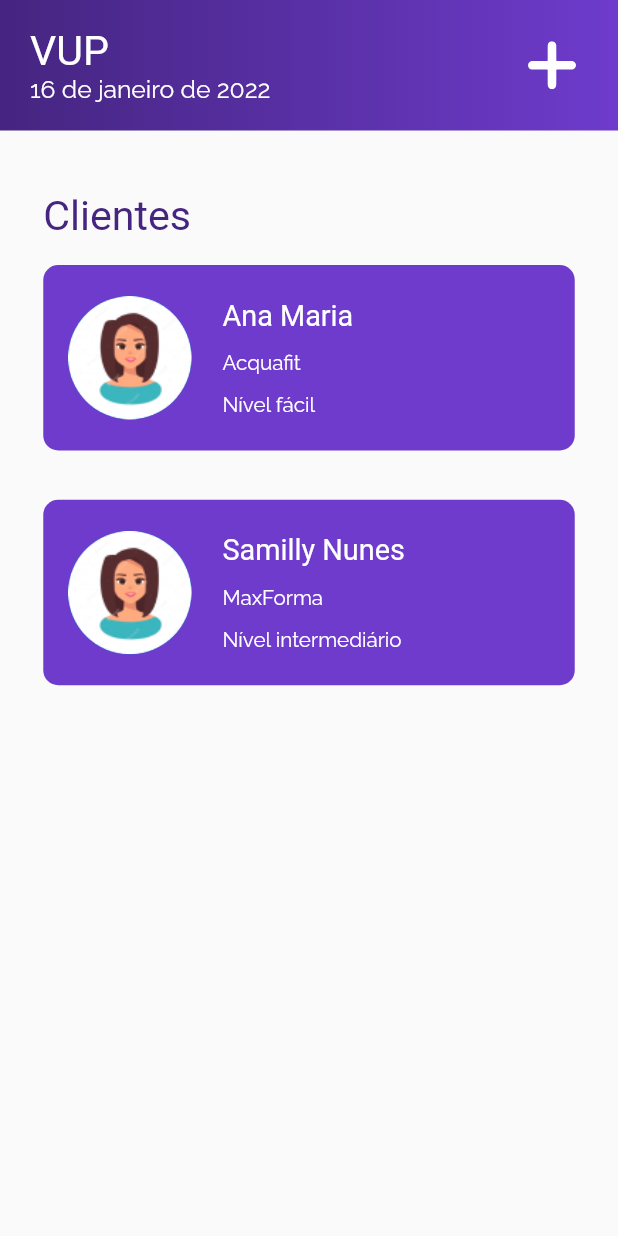
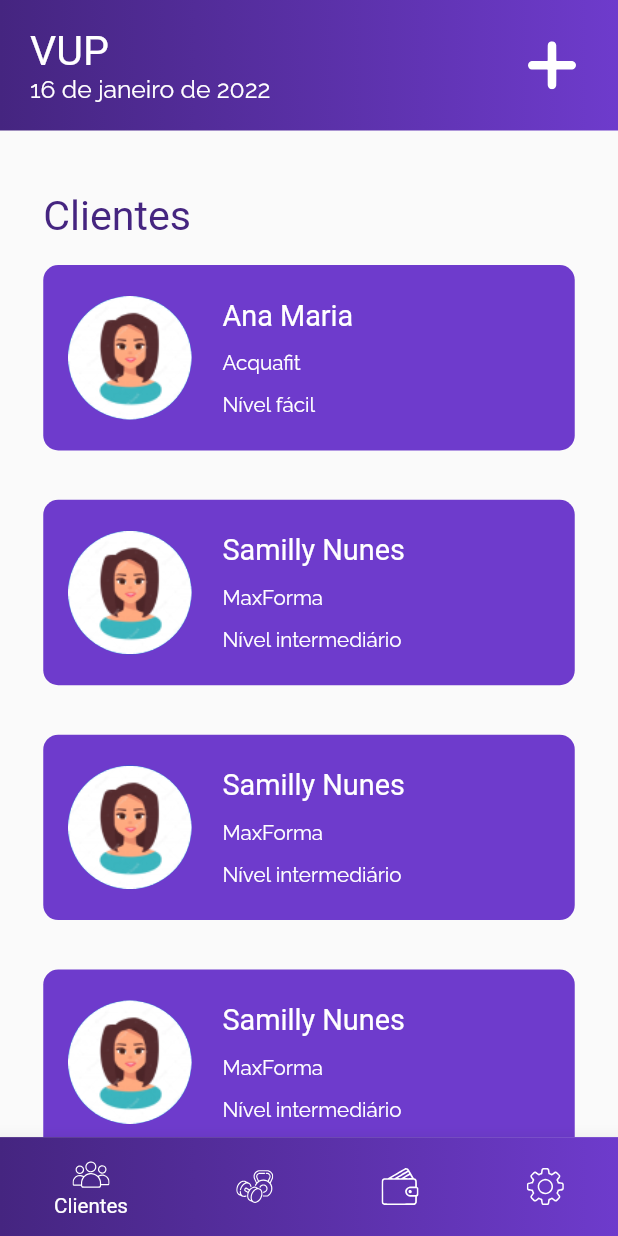
Before and after one commit to SamillyNunes/vup, a Flutter app: the screen it shows after launch, on a phone screen of 412 x 824 dp. Run offline on Flutter 3.47's test engine with Material 2 defaults, Android fonts, the phone set to English and light mode, and no system bars; our stand-ins replace flutter_svg, google_fonts, sizer.

Commit message:
Bottom menu bar created and adjustments on home view

```diff
--- /dev/null
+++ b/lib/presentation/shared/widgets/bottom_menu/bottom_menu.dart
@@ -0,0 +1,58 @@
+import 'package:flutter/material.dart';
+import 'package:flutter_svg/flutter_svg.dart';
+import 'package:sizer/sizer.dart';
+
+import 'package:vup/presentation/core/app_colors.dart';
+import 'package:vup/presentation/core/app_images.dart';
+import 'package:vup/presentation/core/app_text_styles.dart';
+
+import 'bottom_menu_buttom.dart';
+
+class BottomMenu extends StatelessWidget {
+  const BottomMenu({Key? key}) : super(key: key);
+
+  @override
+  Widget build(BuildContext context) {
+    return Material(
+      elevation: 11,
+      child: Container(
+        height: 8.h,
+        decoration: const BoxDecoration(
+          gradient: LinearGradient(
+            colors: [
+              AppColors.purplew200,
+              AppColors.purplew300,
+            ],
+          ),
+        ),
+        child: Row(
+          mainAxisAlignment: MainAxisAlignment.spaceAround,
+          crossAxisAlignment: CrossAxisAlignment.center,
+          children: [
+            BottomMenuButton(
+              name: "Clientes",
+              icon: AppImages.groupIcon,
+              onTapped: () {},
+              isActive: true,
+            ),
+            BottomMenuButton(
+              name: "Exercícios",
+              icon: AppImages.haltersIcon,
+              onTapped: () {},
+            ),
+            BottomMenuButton(
+              name: "Carteira",
+              icon: AppImages.walletIcon,
+              onTapped: () {},
+            ),
+            BottomMenuButton(
+              name: "Configurações",
+              icon: AppImages.settingsIcon,
+              onTapped: () {},
+            ),
+          ],
+        ),
+      ),
+    );
+  }
+}
--- /dev/null
+++ b/lib/presentation/shared/widgets/bottom_menu/bottom_menu_buttom.dart
@@ -0,0 +1,42 @@
+import 'package:flutter/material.dart';
+import 'package:flutter_svg/flutter_svg.dart';
+import 'package:sizer/sizer.dart';
+import 'package:vup/presentation/core/app_colors.dart';
+import 'package:vup/presentation/core/app_text_styles.dart';
+
+class BottomMenuButton extends StatelessWidget {
+  final String name;
+  final String icon;
+  final VoidCallback onTapped;
+  final bool isActive;
+
+  const BottomMenuButton({
+    Key? key,
+    required this.name,
+    required this.icon,
+    required this.onTapped,
+    this.isActive = false,
+  }) : super(key: key);
+
+  @override
+  Widget build(BuildContext context) {
+    return InkWell(
+      onTap: onTapped,
+      child: Column(
+        mainAxisAlignment: MainAxisAlignment.center,
+        children: [
+          SvgPicture.asset(
+            icon,
+            color: AppColors.white,
+            height: 3.h,
+          ),
+          if (isActive)
+            Text(
+              name,
+              style: AppTextStyles.smallLabelStyle,
+            ),
+        ],
+      ),
+    );
+  }
+}
--- a/lib/presentation/views/home/home_view.dart
+++ b/lib/presentation/views/home/home_view.dart
@@ -4,6 +4,7 @@ import 'package:sizer/sizer.dart';
 import 'package:vup/presentation/core/app_colors.dart';
 import 'package:vup/presentation/core/app_images.dart';
 import 'package:vup/presentation/core/app_text_styles.dart';
+import 'package:vup/presentation/shared/widgets/bottom_menu/bottom_menu.dart';
 import 'package:vup/presentation/shared/widgets/custom_app_bar.dart';
 import 'package:vup/presentation/views/home/models/level_enum.dart';
 
@@ -20,7 +21,9 @@ class HomeView extends StatelessWidget {
         onAddTapped: () {},
         context: context,
       ),
-      body: Padding(
+      bottomNavigationBar: const BottomMenu(),
+      body: SingleChildScrollView(
+        child: Padding(
           padding: EdgeInsets.symmetric(
             horizontal: 7.w,
           ),
@@ -38,13 +41,28 @@ class HomeView extends StatelessWidget {
                 name: "Ana Maria",
                 level: LevelEnum.easy,
                 gymName: "Acquafit",
+                imagePath: AppImages.girlAvatarPng,
               ),
               const ClientAbstractCard(
                 name: "Samilly Nunes",
                 level: LevelEnum.intermediary,
                 gymName: "MaxForma",
+                imagePath: AppImages.girlAvatarPng,
+              ),
+              const ClientAbstractCard(
+                name: "Samilly Nunes",
+                level: LevelEnum.intermediary,
+                gymName: "MaxForma",
+                imagePath: AppImages.girlAvatarPng,
+              ),
+              const ClientAbstractCard(
+                name: "Samilly Nunes",
+                level: LevelEnum.intermediary,
+                gymName: "MaxForma",
+                imagePath: AppImages.girlAvatarPng,
               ),
             ],
+          ),
         ),
       ),
     );
--- a/lib/presentation/views/home/widgets/client_abstract_card.dart
+++ b/lib/presentation/views/home/widgets/client_abstract_card.dart
@@ -9,12 +9,14 @@ class ClientAbstractCard extends StatelessWidget {
   final String name;
   final LevelEnum level;
   final String gymName;
+  final String imagePath;
 
   const ClientAbstractCard({
     Key? key,
     required this.name,
     required this.level,
     required this.gymName,
+    required this.imagePath,
   }) : super(key: key);
 
   @override
@@ -37,9 +39,7 @@ class ClientAbstractCard extends StatelessWidget {
           children: [
             CircleAvatar(
               radius: 5.h,
-              backgroundImage: const AssetImage(
-                AppImages.girlAvatarPng,
-              ),
+              backgroundImage: AssetImage(imagePath),
             ),
             SizedBox(width: 5.w),
             Expanded(
```
Lines whose indentation alone changed are shown as unchanged.
